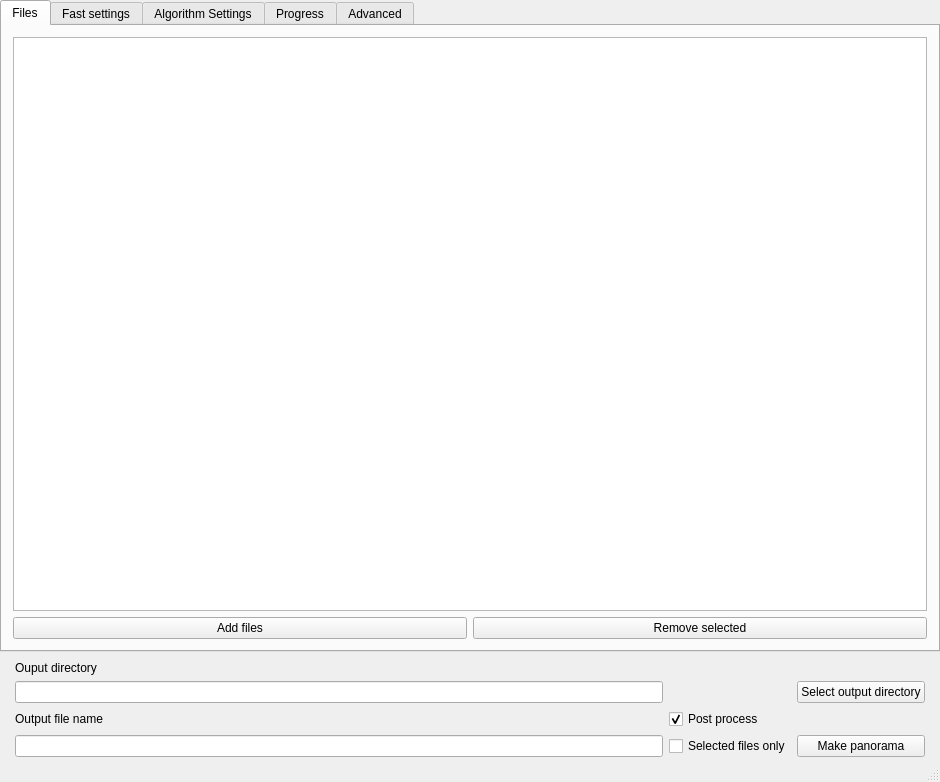
The window that src/mainwindow.ui (qchateau/AutoPanorama) describes before a commit, drawn with Qt 5.
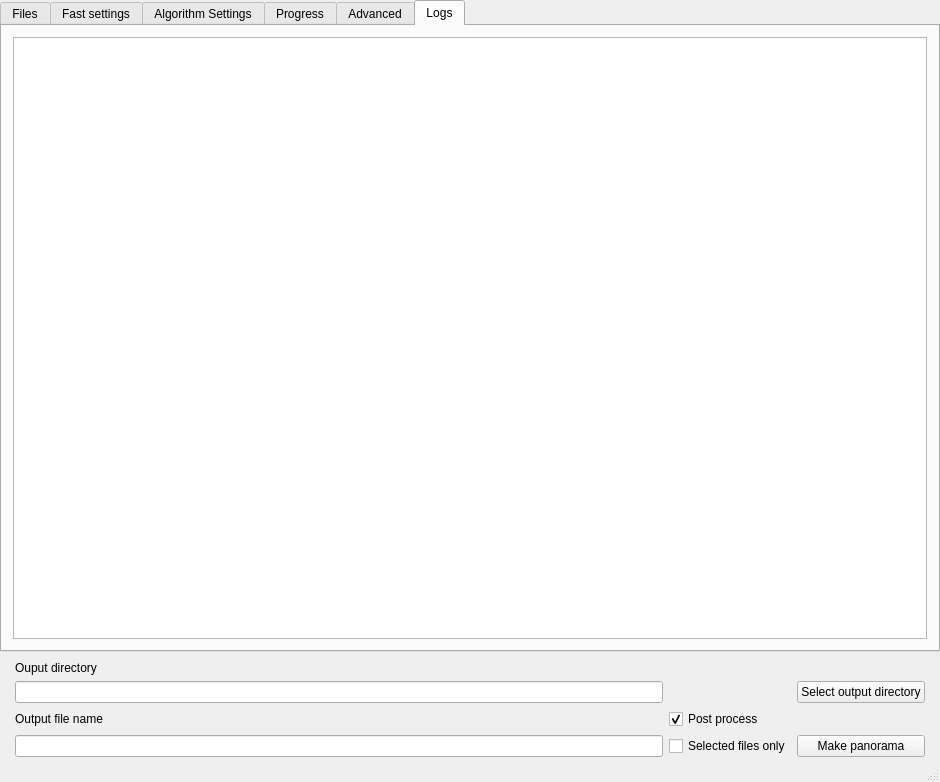
The same window after the commit. The open tabs and pages were chosen to show the change. Icons and pictures are not drawn. Custom widgets are drawn as their Qt base class.

Commit message: logs tab

What changed in the file:
```diff
--- a/src/mainwindow.ui
+++ b/src/mainwindow.ui
@@ -1372,6 +1372,16 @@
         </item>
        </layout>
       </widget>
+      <widget class="QWidget" name="tabLogs">
+       <attribute name="title">
+        <string>Logs</string>
+       </attribute>
+       <layout class="QVBoxLayout" name="verticalLayout_10">
+        <item>
+         <widget class="QTextBrowser" name="logsBrowser"/>
+        </item>
+       </layout>
+      </widget>
      </widget>
     </item>
     <item>
```
Left out of the diff: 274 changed lines with no effect on the pictures. The commit also changes 6 other files.
